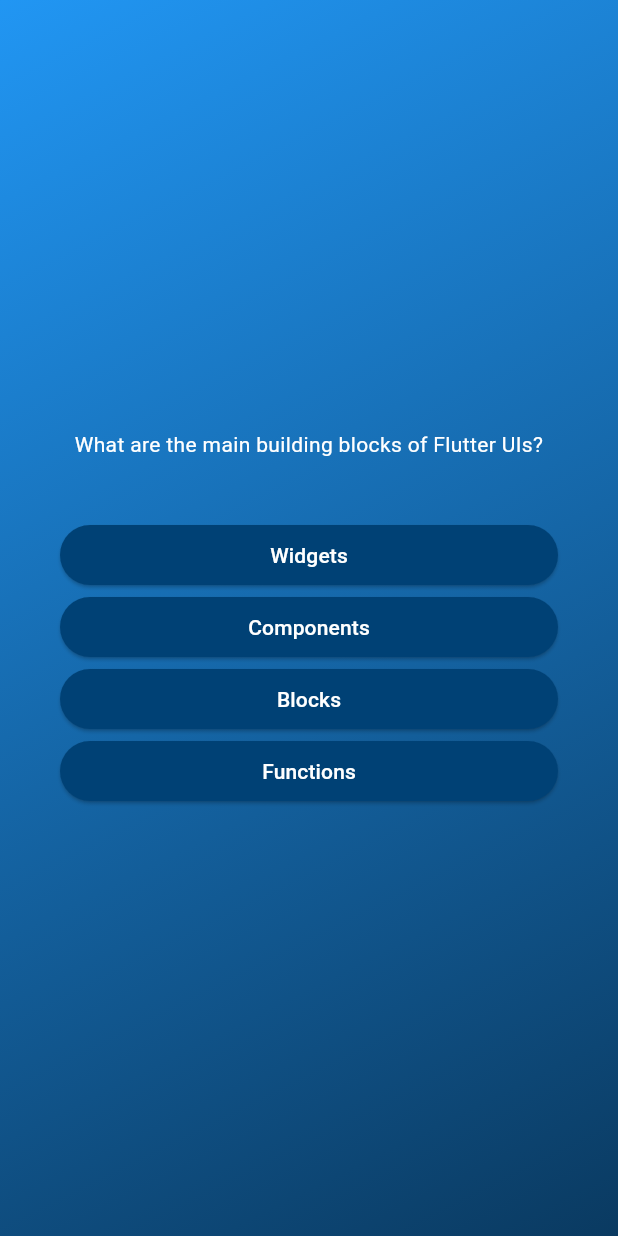
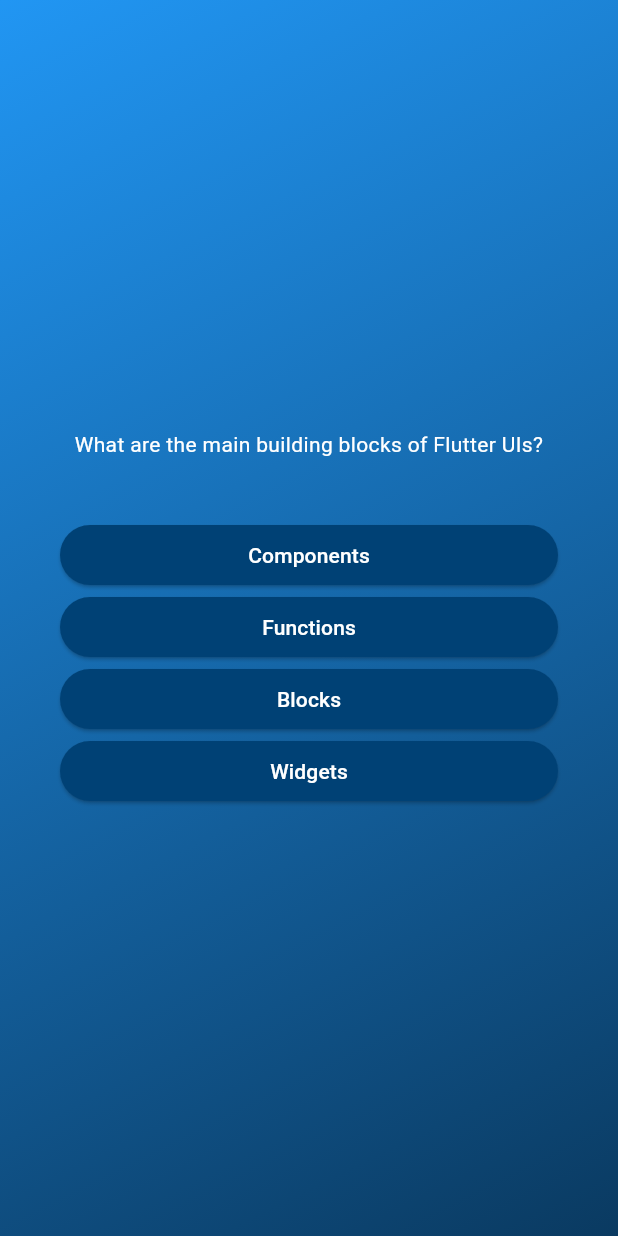
Before and after one commit to Haldiant/quizz_app, a Flutter app: the screen it shows after launch, after a tap on "Mulai Quiz", on a phone screen of 412 x 824 dp. Run offline on Flutter 3.47's test engine with Material 3 defaults, Android fonts, the phone set to English and light mode, and no system bars.

Commit message:
Refactor QuestionsScreen to use shuffled answers and improve code readability; update AnswerButton widget comments

```diff
--- a/lib/answer_button.dart
+++ b/lib/answer_button.dart
@@ -21,6 +21,6 @@ class AnswerButton extends StatelessWidget {
         shape: RoundedRectangleBorder(borderRadius: BorderRadius.circular(30)),
       ),
       child: Text(answerText),
-    );
+    ); // This will create a button with the answer text
   }
 }
--- a/lib/models/quiz_questions.dart
+++ b/lib/models/quiz_questions.dart
@@ -3,4 +3,10 @@ class QuizQuestion {
 
   final String questions;
   final List<String> answer;
+
+  List<String> getShuffledAnswer() {
+    final shuffledList = List.of(answer); // Create a copy of the list
+    shuffledList.shuffle(); // Shuffle the list in place
+    return shuffledList; // Return the shuffled list
+  }
 }
--- a/lib/questions_screen.dart
+++ b/lib/questions_screen.dart
@@ -12,7 +12,8 @@ class QuestionsScreen extends StatefulWidget {
 class _QuestionsScreenState extends State<QuestionsScreen> {
   @override
   Widget build(BuildContext context) {
-    final currentQuestion = questions[0];
+    final currentQuestion =
+        questions[0]; // Replace with the logic to get the current question
 
     return SizedBox(
       width: double.infinity,
@@ -26,12 +27,14 @@ class _QuestionsScreenState extends State<QuestionsScreen> {
               currentQuestion.questions,
               style: TextStyle(color: Colors.white),
               textAlign: TextAlign.center,
-            ),
-            SizedBox(height: 40),
+            ), // This will display the question text
+            SizedBox(
+              height: 40,
+            ), // Add some space between the question and the answers
 
-            ...currentQuestion.answer.map((answer) {
+            ...currentQuestion.getShuffledAnswer().map((answer) {
               return AnswerButton(answerText: answer, onTap: () {});
-            }),
+            }), // This will create a list of AnswerButton widgets
           ],
         ),
       ),
--- a/lib/quiz.dart
+++ b/lib/quiz.dart
@@ -10,20 +10,23 @@ class Quiz extends StatefulWidget {
 }
 
 class _QuizState extends State<Quiz> {
-  var activeScreen = 'start-screen';
+  var activeScreen =
+      'start-screen'; // This variable will be used to switch between the screens
 
   void switchScreen() {
     setState(() {
       activeScreen = 'questions-screen';
     });
-  }
+  } // This function will be called when the button is presseds
 
   @override
   Widget build(BuildContext context) {
-    Widget screenWidget = StartScreen(switchScreen);
+    Widget screenWidget = StartScreen(
+      switchScreen,
+    ); // This will show the StartScreen by default
     if (activeScreen == 'questions-screen') {
       screenWidget = QuestionsScreen();
-    }
+    } // This will switch the screen to the QuestionsScreen when the button is pressed
 
     return MaterialApp(
       home: Scaffold(
```
